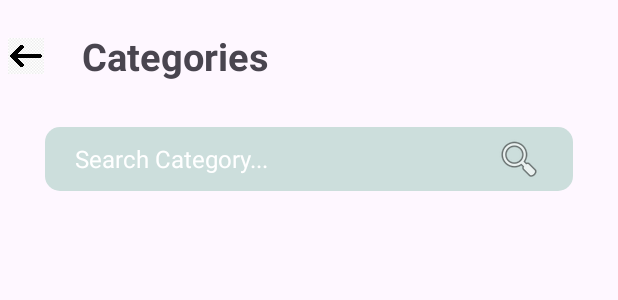
After one commit to DaliaKarem/Baytna, an Android app: the layout activity_grid_view_category.xml on its own in the app's theme, with its tools: preview values and no code run, on a phone screen of 412 x 824 dp. The commit adds this screen. Shown: the top 300 px of the screen. Run offline under Robolectric (Android 15) with nearby library versions, the phone set to English and light mode, and no system bars.

Commit message:
page Categories Done

```diff
--- a/app/src/main/AndroidManifest.xml
+++ b/app/src/main/AndroidManifest.xml
@@ -13,6 +13,9 @@
         android:theme="@style/Theme.Baytna"
         tools:targetApi="31">
         <activity
+            android:name=".Activity.gridViewCategory"
+            android:exported="false" />
+        <activity
             android:name=".Activity.Home"
             android:exported="false" />
         <activity
@@ -26,7 +29,7 @@
         </activity>
         <activity
             android:name=".Activity.MainActivity"
-            android:exported="true"></activity>
+            android:exported="true" />
     </application>
 
 </manifest>
--- /dev/null
+++ b/app/src/main/res/layout/activity_grid_view_category.xml
@@ -0,0 +1,63 @@
+<?xml version="1.0" encoding="utf-8"?>
+<LinearLayout xmlns:android="http://schemas.android.com/apk/res/android"
+    xmlns:app="http://schemas.android.com/apk/res-auto"
+    xmlns:tools="http://schemas.android.com/tools"
+    android:id="@+id/main"
+    android:orientation="vertical"
+    android:layout_width="match_parent"
+    android:layout_height="match_parent"
+    tools:context=".Activity.gridViewCategory">
+
+    <LinearLayout
+        android:layout_width="match_parent"
+        android:layout_height="wrap_content"
+        android:orientation="horizontal"
+        android:gravity="center_vertical"
+        android:layout_marginHorizontal="5dp"
+        android:paddingTop="20dp">
+
+        <ImageView
+            android:id="@+id/backArrow"
+            android:layout_width="24dp"
+            android:layout_height="24dp"
+            android:src="@drawable/arrow_back"
+            android:contentDescription="Back"
+            android:layout_marginEnd="10dp" />
+
+        <TextView
+            android:layout_marginHorizontal="15dp"
+            android:layout_width="wrap_content"
+            android:layout_height="wrap_content"
+            android:text="Categories"
+            android:textSize="25sp"
+            android:textStyle="bold" />
+    </LinearLayout>
+
+    <EditText
+        android:id="@+id/editTextSearch"
+        android:layout_width="match_parent"
+        android:layout_height="wrap_content"
+        android:layout_margin="30dp"
+        android:background="@drawable/grey_box_design"
+        android:drawableEnd="@android:drawable/ic_menu_search"
+        android:drawablePadding="20dp"
+        android:hint="Search Category..."
+        android:inputType="text"
+        android:paddingHorizontal="20dp"
+        android:paddingVertical="5dp"
+        android:textColor="@color/app_default"
+        android:textColorHint="@color/white"
+        android:textSize="16sp" />
+
+    <ScrollView
+        android:layout_width="match_parent"
+        android:layout_height="match_parent">
+
+        <androidx.recyclerview.widget.RecyclerView
+            android:id="@+id/Category_RecycleView_grid"
+            android:layout_marginHorizontal="15dp"
+            android:layout_width="match_parent"
+            android:layout_height="match_parent"
+            android:orientation="horizontal" />
+    </ScrollView>
+</LinearLayout>
--- a/app/src/main/res/layout/workerhome_item.xml
+++ b/app/src/main/res/layout/workerhome_item.xml
@@ -41,7 +41,7 @@
                     android:layout_width="50dp"
                     android:layout_height="50dp"
                     app:civ_border_width="1dp"
-                    app:civ_border_color="@color/grey" />
+                    app:civ_border_color="@color/light_grey" />
 
 
                 <TextView
--- a/app/src/main/res/values/colors.xml
+++ b/app/src/main/res/values/colors.xml
@@ -7,5 +7,4 @@
     <color name="app_default">#38CBCB</color>
     <color name="app_default_night">#060E1E</color>
     <color name="light_grey">#CCDEDC</color>
-    <color name="grey">#D3DCDE</color>
 </resources>
```
Also changed, not shown: app/src/main/java/com/example/baytna/Activity/GridViewCategory.kt (added, +38 -0 lines), app/src/main/java/com/example/baytna/Activity/Home.kt (+14 -17 lines), app/src/main/java/com/example/baytna/Const/constList.kt (added, +31 -0 lines), app/src/main/res/drawable/arrow_back.png (added).
